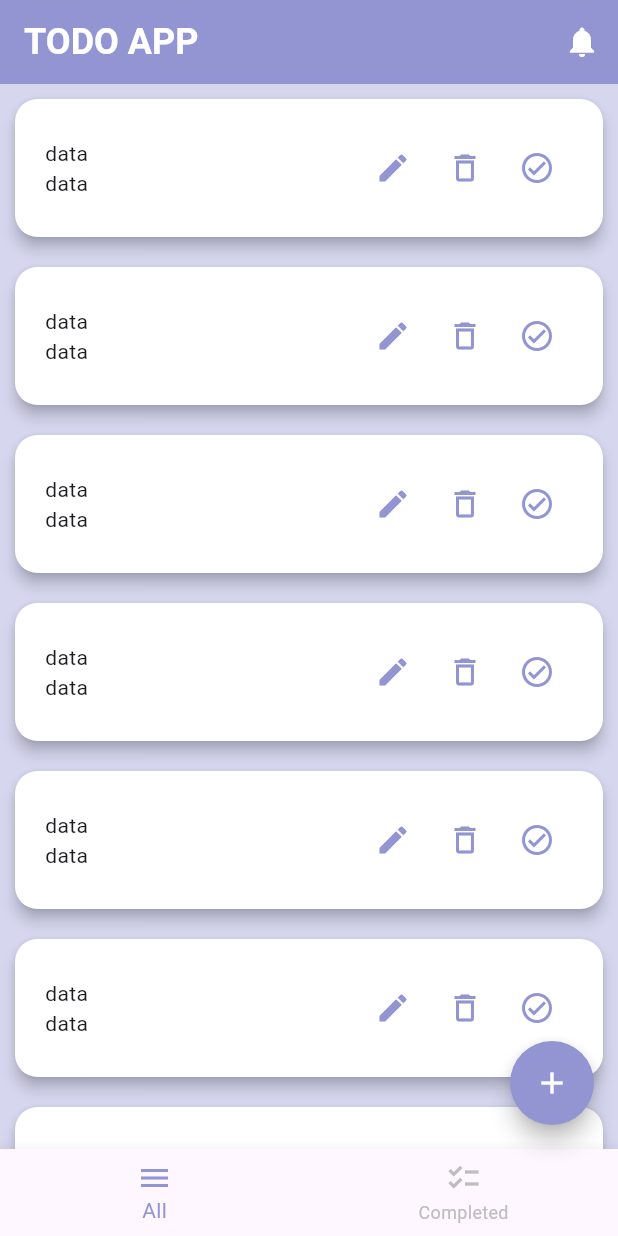
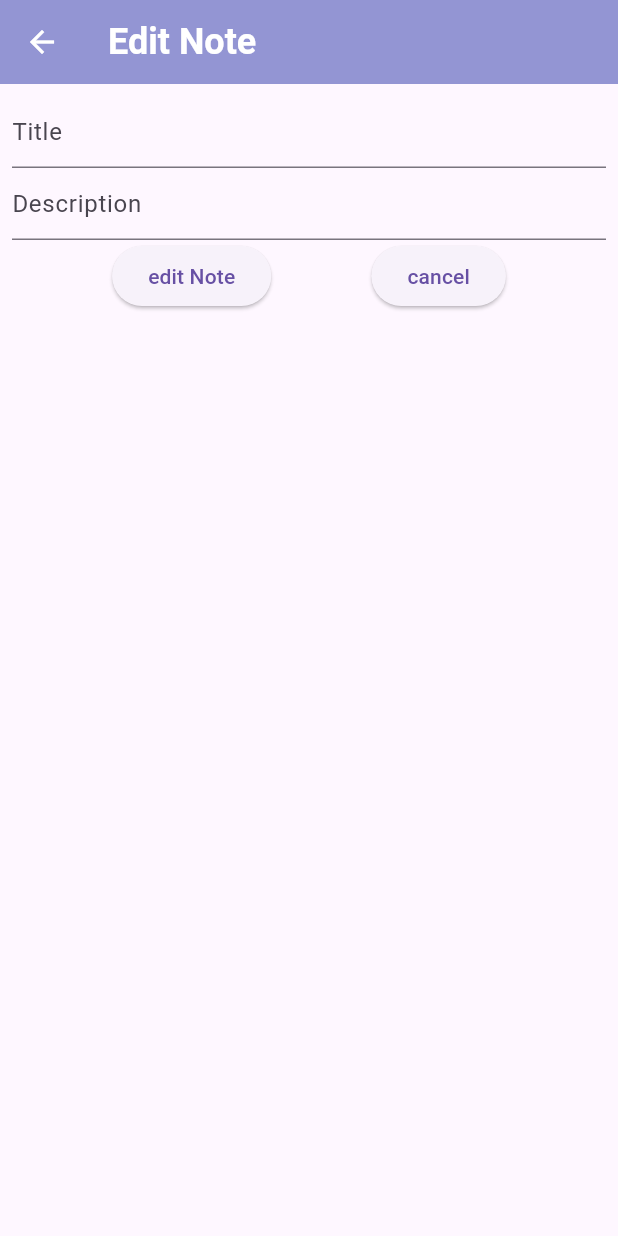
Before and after one commit to gen-eslam/note_app_mec_107, a Flutter app: the screen it shows after launch, after a tap on the "edit" icon, on a phone screen of 412 x 824 dp. Run offline on Flutter 3.47's test engine with Material 3 defaults, Android fonts, the phone set to English and light mode, and no system bars.

Commit message:
add edit

```diff
--- /dev/null
+++ b/lib/model/task_model.dart
@@ -0,0 +1,21 @@
+class TaskModel {
+  int id;
+  String title;
+  String description;
+  int isDone;
+  TaskModel({
+    required this.id,
+    required this.title,
+    required this.description,
+    required this.isDone,
+  });
+
+  factory TaskModel.fromJson(Map<String, dynamic> json) {
+    return TaskModel(
+      id: json['id'],
+      title: json['title'],
+      description: json['description'],
+      isDone: json['isDone'],
+    );
+  }
+}
--- /dev/null
+++ b/lib/view/edit_note_view.dart
@@ -0,0 +1,53 @@
+import 'package:flutter/material.dart';
+import 'package:todo_app/utils/app_color.dart';
+
+class EditNoteView extends StatelessWidget {
+  const EditNoteView({super.key});
+
+  @override
+  Widget build(BuildContext context) {
+    return Scaffold(
+      appBar: AppBar(
+        automaticallyImplyLeading: false,
+        backgroundColor: AppColor.primaryColor,
+        leading: const BackButton(
+          color: AppColor.whiteColor,
+        ),
+        title: const Text(
+          "Edit Note",
+          style: TextStyle(
+            color: AppColor.whiteColor,
+            fontSize: 24,
+            fontWeight: FontWeight.w600,
+          ),
+        ),
+      ),
+      body: Container(
+        width: double.infinity,
+        padding: const EdgeInsets.all(8),
+        child: Column(
+          children: [
+            const TextField(
+              decoration: InputDecoration(
+                hintText: "Title",
+              ),
+            ),
+            const TextField(
+              decoration: InputDecoration(
+                hintText: "Description",
+              ),
+            ),
+            Row(
+              mainAxisAlignment: MainAxisAlignment.spaceEvenly,
+              children: [
+                ElevatedButton(
+                    onPressed: () {}, child: const Text("edit Note")),
+                ElevatedButton(onPressed: () {}, child: const Text("cancel")),
+              ],
+            )
+          ],
+        ),
+      ),
+    );
+  }
+}
--- a/lib/view/home_view.dart
+++ b/lib/view/home_view.dart
@@ -1,4 +1,7 @@
+import 'dart:developer';
+
 import 'package:flutter/material.dart';
+import 'package:todo_app/model/task_model.dart';
 import 'package:todo_app/utils/app_color.dart';
 import 'package:todo_app/widgets/custom_floating_action_button.dart';
 import 'package:todo_app/widgets/list_view_item.dart';
@@ -12,6 +15,67 @@ class HomeView extends StatefulWidget {
 
 class _HomeViewState extends State<HomeView> {
   int selectedIndex = 0;
+  List<Map<String, dynamic>> jsonTasks = [
+    {
+      "title": "Task 1",
+      "description": "Description 1",
+      "id": 1,
+      "isDone": 0,
+    },
+    {
+      "title": "Task 2",
+      "description": "Description 2",
+      "id": 1,
+      "isDone": 0,
+    },
+    {
+      "title": "Task 3",
+      "description": "Description 3",
+      "id": 1,
+      "isDone": 0,
+    },
+    {
+      "title": "Task 4",
+      "description": "Description 4",
+      "id": 1,
+      "isDone": 0,
+    },
+    {
+      "title": "Task 5",
+      "description": "Description 5",
+      "id": 1,
+      "isDone": 0,
+    },
+    {
+      "title": "Task 1",
+      "description": "Description 1",
+      "id": 1,
+      "isDone": 0,
+    }
+  ];
+
+  List<TaskModel> taskList = [];
+  List<Widget> bodyWidgets = [];
+  @override
+  void initState() {
+    taskList = jsonTasks.map((e) => TaskModel.fromJson(e)).toList();
+    bodyWidgets = [
+      ListView.builder(
+        itemCount: jsonTasks.length,
+        itemBuilder: (context, index) {
+          return ListViewItem(
+            taskModel: taskList[index],
+          );
+        },
+      ),
+      Container(
+        color: Colors.red,
+        width: double.infinity,
+        height: double.infinity,
+      )
+    ];
+    super.initState();
+  }
 
   @override
   Widget build(BuildContext context) {
@@ -20,7 +84,10 @@ class _HomeViewState extends State<HomeView> {
       appBar: AppBar(
         actions: [
           IconButton(
-            onPressed: () {},
+            onPressed: () {
+              print(jsonTasks[0]["title"]);
+              log(taskList[0].title);
+            },
             icon: const Icon(
               Icons.notifications,
               color: AppColor.whiteColor,
@@ -37,12 +104,7 @@ class _HomeViewState extends State<HomeView> {
           ),
         ),
       ),
-      body: ListView.builder(
-        itemCount: 10,
-        itemBuilder: (context, index) {
-          return const ListViewItem();
-        },
-      ),
+      body: bodyWidgets[selectedIndex],
       floatingActionButton: const CustomFloatingActionButton(),
       bottomNavigationBar: BottomNavigationBar(
         currentIndex: selectedIndex,
--- a/lib/widgets/list_view_item.dart
+++ b/lib/widgets/list_view_item.dart
@@ -1,11 +1,15 @@
 import 'package:flutter/material.dart';
 import 'package:flutter/widgets.dart';
+import 'package:todo_app/model/task_model.dart';
 import 'package:todo_app/utils/app_color.dart';
+import 'package:todo_app/view/edit_note_view.dart';
 import 'package:todo_app/widgets/custom_icon_button.dart';
 
 class ListViewItem extends StatelessWidget {
+  final TaskModel taskModel;
   const ListViewItem({
     super.key,
+    required this.taskModel,
   });
 
   @override
@@ -21,16 +25,24 @@ class ListViewItem extends StatelessWidget {
           padding: const EdgeInsets.symmetric(vertical: 22, horizontal: 20),
           child: Row(
             children: [
-              const Column(
+              Column(
                 children: [
-                  Text("data"),
-                  Text("data"),
+                  Text(taskModel.title),
+                  Text(taskModel.description),
                 ],
               ),
               const Spacer(),
               CustomIconButton(
                 icon: Icons.edit,
-                onPressed: () {},
+                onPressed: () {
+                  Navigator.of(context).push(
+                    MaterialPageRoute(
+                      builder: (BuildContext context) {
+                        return const EditNoteView();
+                      },
+                    ),
+                  );
+                },
               ),
               CustomIconButton(icon: Icons.delete_outline, onPressed: () {}),
               CustomIconButton(
```
